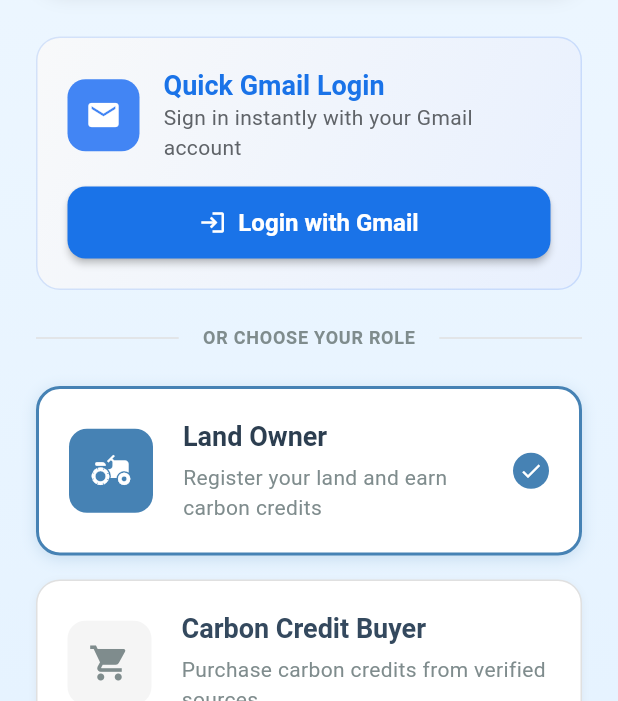
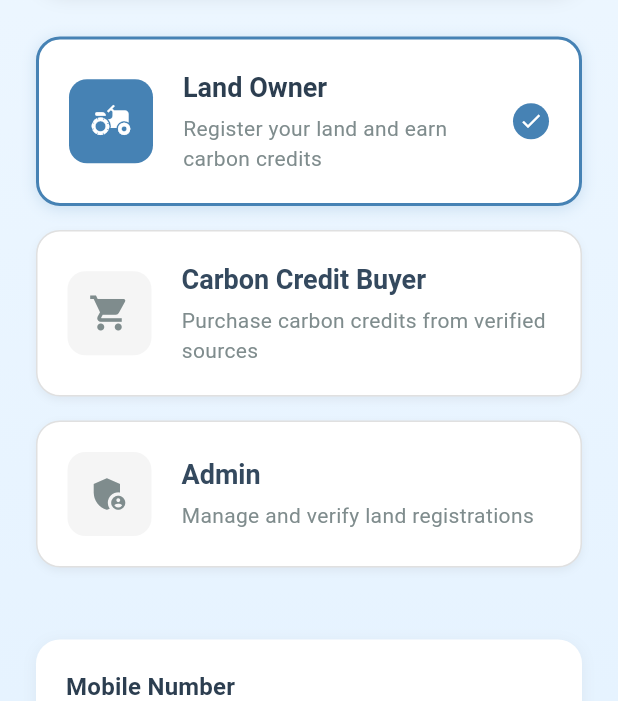
Before and after one commit to Oceara/Oceara-blue-carbon-mrv, a Flutter app: the screen it shows after launch, on a phone screen of 412 x 824 dp, the part 535-1236 px from its top. Run offline on Flutter 3.47's test engine with Material 3 defaults, Android fonts, the phone set to English and light mode, and no system bars; our stand-ins replace google_maps_flutter, google_sign_in, lottie, shared_preferences, syncfusion_flutter_charts; accounts and stored records are empty.

Commit message:
Remove Gmail login section and icon - Removed prominent Gmail login section from login screen - Removed Gmail icon and related UI elements - Clean login screen focused on role selection and mobile authentication - Simplified user interface

```diff
--- a/lib/screens/login_screen.dart
+++ b/lib/screens/login_screen.dart
@@ -107,109 +107,6 @@
                 ),
               ),
               const SizedBox(height: 32),
-
-            // Quick Gmail Login Section
-            Container(
-              padding: const EdgeInsets.all(20),
-              decoration: BoxDecoration(
-                gradient: const LinearGradient(
-                  colors: [Color(0xFFF8F9FA), Color(0xFFE8F0FE)],
-                  begin: Alignment.topLeft,
-                  end: Alignment.bottomRight,
-                ),
-                borderRadius: BorderRadius.circular(16),
-                border: Border.all(color: const Color(0xFF4285F4).withOpacity(0.2)),
-              ),
-              child: Column(
-                children: [
-                  Row(
-                    children: [
-                      Container(
-                        width: 48,
-                        height: 48,
-                        decoration: BoxDecoration(
-                          color: const Color(0xFF4285F4),
-                          borderRadius: BorderRadius.circular(12),
-                        ),
-                        child: const Icon(
-                          Icons.mail,
-                          color: Colors.white,
-                          size: 24,
-                        ),
-                      ),
-                      const SizedBox(width: 16),
-                      Expanded(
-                        child: Column(
-                          crossAxisAlignment: CrossAxisAlignment.start,
-                          children: [
-                            Text(
-                              'Quick Gmail Login',
-                              style: Theme.of(context).textTheme.titleLarge?.copyWith(
-                                color: const Color(0xFF1A73E8),
-                                fontWeight: FontWeight.bold,
-                              ),
-                            ),
-                            Text(
-                              'Sign in instantly with your Gmail account',
-                              style: Theme.of(context).textTheme.bodyMedium?.copyWith(
-                                color: const Color(0xFF5F6368),
-                              ),
-                            ),
-                          ],
-                        ),
-                      ),
-                    ],
-                  ),
-                  const SizedBox(height: 16),
-                  SizedBox(
-                    width: double.infinity,
-                    height: 48,
-                    child: ElevatedButton.icon(
-                      onPressed: _handleGoogleSignIn,
-                      icon: const Icon(Icons.login, color: Colors.white),
-                      label: const Text(
-                        'Login with Gmail',
-                        style: TextStyle(
-                          color: Colors.white,
-                          fontWeight: FontWeight.w600,
-                          fontSize: 16,
-                        ),
-                      ),
-                      style: ElevatedButton.styleFrom(
-                        backgroundColor: const Color(0xFF1A73E8),
-                        shape: RoundedRectangleBorder(
-                          borderRadius: BorderRadius.circular(12),
-                        ),
-                        elevation: 2,
-                      ),
-                    ),
-                  ),
-                ],
-              ),
-            ),
-
-            const SizedBox(height: 24),
-
-            // Divider
-            Row(
-              children: [
-                const Expanded(child: Divider(color: Color(0xFFE0E0E0))),
-                Padding(
-                  padding: const EdgeInsets.symmetric(horizontal: 16),
-                  child: Text(
-                    'OR CHOOSE YOUR ROLE',
-                    style: Theme.of(context).textTheme.bodySmall?.copyWith(
-                      color: const Color(0xFF7F8C8D),
-                      fontWeight: FontWeight.w600,
-                      letterSpacing: 0.5,
-                    ),
-                  ),
-                ),
-                const Expanded(child: Divider(color: Color(0xFFE0E0E0))),
-              ],
-            ),
-
-            const SizedBox(height: 24),
 
             // Role Selection Cards
             ...UserRole.values.map((role) => _buildRoleCard(role)).toList(),
```
